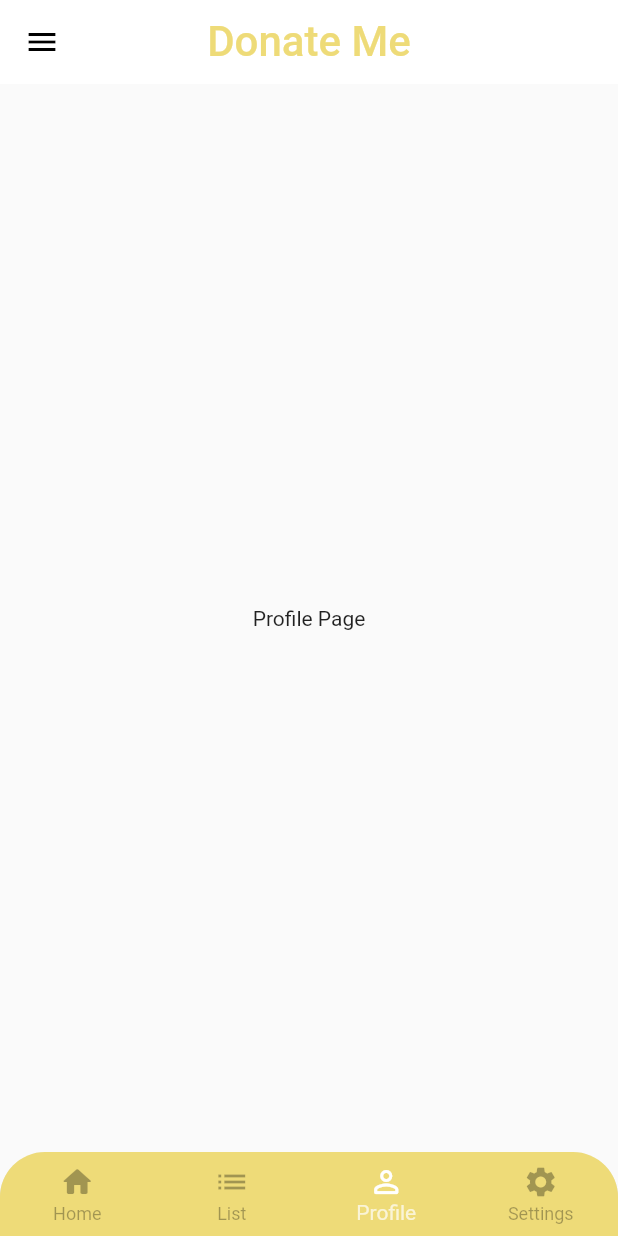
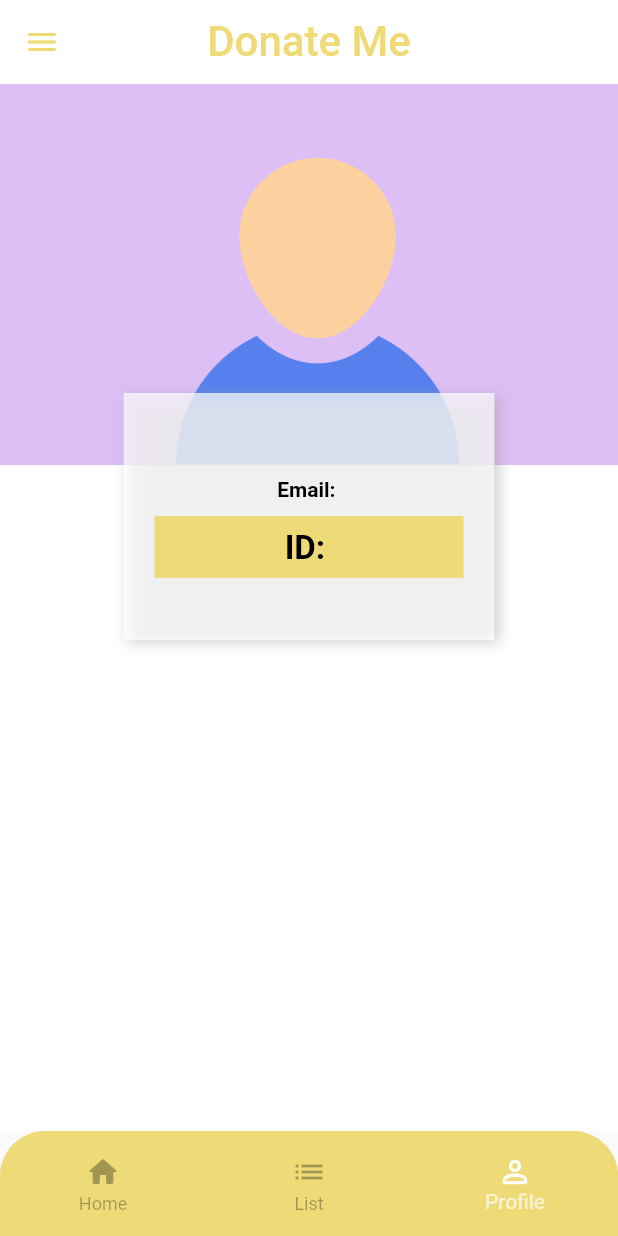
Before and after one commit to mahmudhasankhan/Donate-Me, a Flutter app: the screen it shows once a user with an empty profile is signed in, item 3 of the bottom bar chosen, on a phone screen of 412 x 824 dp. Run offline on Flutter 3.47's test engine with Material 2 defaults, Android fonts, the phone set to English and light mode, and no system bars; our stand-ins replace animated_text_kit, cloud_firestore, firebase_auth, firebase_core, flutter_image_slideshow, get and 2 more; accounts and stored records are empty; network calls fail; Roboto replaces fonts that are missing (Chewy).

Commit message:
Completed profile page. Completed payment page with bkash using webview. Minor UI upgrades.

```diff
--- a/lib/main.dart
+++ b/lib/main.dart
@@ -5,10 +5,12 @@ import 'package:donate_me/controllers/nav_controller.dart';
 import 'package:donate_me/screens/auth/reg_donee_screen.dart';
 import 'package:donate_me/screens/auth/reg_org_screen.dart';
 import 'package:donate_me/screens/auth/sign_in_screen.dart';
+import 'package:donate_me/screens/category/widgets/payment.dart';
 import 'package:donate_me/screens/choice_screen.dart';
 import 'package:donate_me/screens/choice_screen_two.dart';
 import 'package:donate_me/constants/constants.dart';
 import 'package:donate_me/screens/auth/reg_donor_screen.dart';
+import 'package:donate_me/screens/home/components/steps.dart';
 import 'package:donate_me/screens/home/home.dart';
 import 'package:donate_me/screens/main/main_screen.dart';
 import 'package:flutter/material.dart';
@@ -50,6 +52,8 @@ class MyApp extends StatelessWidget {
         GetPage(name: '/org-signup-screen', page: () => RegOrgScreen()),
         GetPage(name: '/main-screen', page: () => MainScreen()),
         GetPage(name: '/reg-donee-screen', page: () => RegDoneeScreen()),
+        GetPage(name: '/steps-screen', page: ()=> StepSreen()),
+        GetPage(name: '/payment-screen', page: ()=> PaymentScreen()),
       ],
     );
   }
--- a/lib/screens/category/widgets/single_donee.dart
+++ b/lib/screens/category/widgets/single_donee.dart
@@ -1,6 +1,7 @@
 import 'package:donate_me/constants/constants.dart';
 import 'package:donate_me/models/donee.dart';
 import 'package:flutter/material.dart';
+import 'package:get/get.dart';
 import 'package:google_fonts/google_fonts.dart';
 
 class SingleDoneeWidget extends StatelessWidget {
@@ -87,7 +88,7 @@ class SingleDoneeWidget extends StatelessWidget {
             height: 5,
           ),
           ElevatedButton(
-              onPressed: () {},
+              onPressed: ()=> Get.toNamed('/payment-screen'),
               child: Text(
                 'Donate',
                 style: buttonFontSansita,
--- a/lib/screens/home/components/body.dart
+++ b/lib/screens/home/components/body.dart
@@ -3,6 +3,7 @@ import 'package:donate_me/constants/constants.dart';
 import 'package:donate_me/constants/controllers.dart';
 import 'package:donate_me/my_flutter_app_icons.dart';
 import 'package:flutter/material.dart';
+import 'package:get/get.dart';
 import 'package:google_fonts/google_fonts.dart';
 import 'package:flutter_image_slideshow/flutter_image_slideshow.dart';
 
@@ -105,7 +106,7 @@ class Body extends StatelessWidget {
                             textAlign: TextAlign.center,
                             style: GoogleFonts.roboto(textStyle: TextStyle(fontSize: 16, fontWeight: FontWeight.bold)),),
                             SizedBox(height: 10,),
-                            ElevatedButton(onPressed: (){}, child: Text('CLICK HERE',
+                            ElevatedButton(onPressed: () => Get.toNamed('/steps-screen'), child: Text('CLICK HERE',
                             style: GoogleFonts.roboto(textStyle: TextStyle(fontSize: 14, fontWeight: FontWeight.bold,)), ),
                             style: ElevatedButton.styleFrom(
                     shape: RoundedRectangleBorder(borderRadius: BorderRadius.circular(20),
--- a/lib/screens/home/home.dart
+++ b/lib/screens/home/home.dart
@@ -9,6 +9,7 @@ class HomeScreen extends StatelessWidget {
   @override
   Widget build(BuildContext context) {
     return Scaffold(
+      backgroundColor: Colors.white,
       body: Body(),
     );
   }
--- a/lib/screens/main/main_screen.dart
+++ b/lib/screens/main/main_screen.dart
@@ -20,7 +20,6 @@ class MainScreen extends StatelessWidget {
     HomeScreen(),
     CategoryScreen(),
     ProfileScreen(),
-    SettingsScreen()
   ];
 
   var user = FirebaseAuth.instance.currentUser;
@@ -37,6 +36,7 @@ class MainScreen extends StatelessWidget {
             )),
         centerTitle: true,
         elevation: 0,
+         iconTheme: IconThemeData(color: kPrimaryColor),
       ),
       drawer: Drawer(
         child: ListView(
@@ -68,7 +68,9 @@ class MainScreen extends StatelessWidget {
       bottomNavigationBar: ClipRRect(
         borderRadius: BorderRadius.only(
             topLeft: Radius.circular(30), topRight: Radius.circular(30)),
-        child: Obx(() => BottomNavigationBar(
+        child: Obx(() => SizedBox(
+          height: 70,
+          child: BottomNavigationBar(
                 backgroundColor: kPrimaryColor,
                 type: BottomNavigationBarType.fixed,
                 selectedIconTheme: IconThemeData(color: Colors.white),
@@ -80,11 +82,10 @@ class MainScreen extends StatelessWidget {
                   BottomNavigationBarItem(icon: Icon(Icons.list), label: 'List'),
                   BottomNavigationBarItem(
                       icon: Icon(Icons.person_outline_rounded), label: 'Profile'),
-                BottomNavigationBarItem(
-                    icon: Icon(Icons.settings), label: 'Settings'),
                 ],
                 currentIndex: _navController.selectedIndex,
                 onTap: (index) => _navController.setselectedIndex = index,
+              ),
         )),
       ),
     );
--- a/lib/screens/profile/profile_screen.dart
+++ b/lib/screens/profile/profile_screen.dart
@@ -1,12 +1,91 @@
+import 'package:donate_me/constants/constants.dart';
+import 'package:donate_me/constants/controllers.dart';
+import 'package:donate_me/models/org.dart';
+import 'package:firebase_auth/firebase_auth.dart';
 import 'package:flutter/material.dart';
+import 'package:google_fonts/google_fonts.dart';
 
 class ProfileScreen extends StatelessWidget {
-  const ProfileScreen({ Key? key }) : super(key: key);
+  // const ProfileScreen({Key? key}) : super(key: key);
+
+  var user = FirebaseAuth.instance.currentUser;
 
   @override
   Widget build(BuildContext context) {
+    Size size = MediaQuery.of(context).size;
     return Scaffold(
-       body: Center(child: Text('Profile Page'),),
-    );
+        body: SingleChildScrollView(
+      child: Stack(
+        children: [
+          Image.asset(
+            'assets/images/user_profile.png',
+            width: double.infinity,
+            height: size.height,
+            fit: BoxFit.cover,
+          ),
+          Positioned(
+            top: size.height * .25,
+            left: size.width * .2,
+            right: size.width * .2,
+            child: Container(
+              height: size.height * .2,
+              padding: const EdgeInsets.all(10),
+              decoration: BoxDecoration(
+                  color: Colors.white.withOpacity(0.7),
+                  boxShadow: [
+                    BoxShadow(
+                        color: Colors.grey.withOpacity(.5),
+                        offset: Offset(3, 2),
+                        blurRadius: 7)
+                  ]),
+              child: Column(
+                children: [
+                  SizedBox(
+                    height: 10,
+                  ),
+                  Text(
+                    user?.displayName ?? '',
+                    style: GoogleFonts.roboto(
+                        textStyle: TextStyle(
+                            fontSize: 22, fontWeight: FontWeight.bold)),
+                    textAlign: TextAlign.center,
+                  ),
+                  SizedBox(height: 10),
+                 RichText(
+                   text: TextSpan(
+                     style: GoogleFonts.roboto(
+                            textStyle: TextStyle(fontSize: 14, fontWeight: FontWeight.bold), color: Colors.black),
+                    children: [
+                      TextSpan(text:'Email: '),
+                      TextSpan(text: user?.email ?? '')
+                    ]
+                   ),
+                  ),
+                  SizedBox(height: 10,),
+                  Container(
+                    height: size.height *.05,
+                    width: size.width * .5,
+                    padding: const EdgeInsets.all(8),
+                    child: FittedBox(
+                      fit: BoxFit.contain,
+                      child:RichText(
+                   text: TextSpan(
+                     style: GoogleFonts.roboto(
+                            textStyle: TextStyle(fontSize: 14, fontWeight: FontWeight.bold), color: Colors.black),
+                    children: [
+                      TextSpan(text:'ID: '),
+                      TextSpan(text: user?.uid ?? '')
+                    ]
+                   ),
+                  )),
+                    color: kPrimaryColor,
+                  )
+                ],
+              ),
+            ),
+          )
+        ],
+      ),
+    ));
   }
 }
--- a/pubspec.yaml
+++ b/pubspec.yaml
@@ -36,6 +36,7 @@ dependencies:
   animated_text_kit: ^4.2.1
   flutter_image_slideshow: ^0.1.1
   animations: ^2.0.1
+  webview_flutter: ^2.0.12
 
 dev_dependencies:
   flutter_test:
```
Also changed, not shown: lib/controllers/auth_controller.dart (+30 -62 lines), lib/screens/category/widgets/payment.dart (added, +36 -0 lines), lib/screens/home/components/steps.dart (added, +23 -0 lines), assets/images/steps.png (added), assets/images/user_profile.png (added), pubspec.lock, 1 other file. Lines whose indentation alone changed are shown as unchanged.
